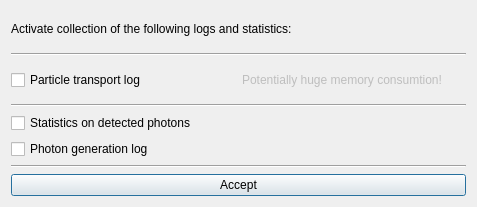
This is src/gui/MainWindowTools/alogconfigdialog.ui in andrmor/ANTS2 as Qt 5 draws it before an edit. The edited form follows.
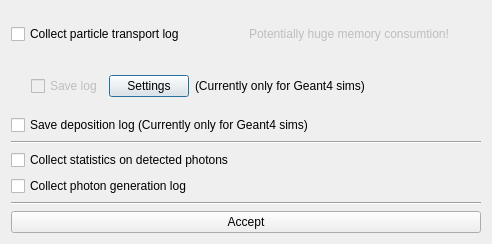
This is the edited form.

Commit message: add save to file for G4ants sim: transport and deposition logs

What changed in the file:
```diff
--- a/src/gui/MainWindowTools/alogconfigdialog.ui
+++ b/src/gui/MainWindowTools/alogconfigdialog.ui
@@ -6,8 +6,8 @@
    <rect>
     <x>0</x>
     <y>0</y>
-    <width>477</width>
-    <height>207</height>
+    <width>492</width>
+    <height>244</height>
    </rect>
   </property>
   <property name="windowTitle">
@@ -15,40 +15,100 @@
   </property>
   <layout class="QVBoxLayout" name="verticalLayout">
    <item>
-    <widget class="QLabel" name="label_2">
-     <property name="text">
-      <string>Activate collection of the following logs and statistics:</string>
+    <layout class="QVBoxLayout" name="verticalLayout_2">
+     <property name="topMargin">
+      <number>0</number>
      </property>
-    </widget>
-   </item>
-   <item>
-    <widget class="Line" name="line_2">
-     <property name="orientation">
-      <enum>Qt::Horizontal</enum>
-     </property>
-    </widget>
-   </item>
-   <item>
-    <layout class="QHBoxLayout" name="horizontalLayout">
      <item>
-      <widget class="QCheckBox" name="cbParticleTransport">
-       <property name="text">
-        <string>Particle transport log</string>
-       </property>
-      </widget>
+      <layout class="QHBoxLayout" name="horizontalLayout">
+       <item>
+        <widget class="QCheckBox" name="cbParticleTransport">
+         <property name="text">
+          <string>Collect particle transport log</string>
+         </property>
+        </widget>
+       </item>
+       <item>
+        <widget class="QLabel" name="label">
+         <property name="enabled">
+          <bool>false</bool>
+         </property>
+         <property name="text">
+          <string>Potentially huge memory consumtion!</string>
+         </property>
+        </widget>
+       </item>
+      </layout>
      </item>
      <item>
-      <widget class="QLabel" name="label">
-       <property name="enabled">
-        <bool>false</bool>
+      <layout class="QHBoxLayout" name="horizontalLayout_2">
+       <property name="topMargin">
+        <number>0</number>
        </property>
-       <property name="text">
-        <string>Potentially huge memory consumtion!</string>
-       </property>
-      </widget>
+       <item>
+        <spacer name="horizontalSpacer">
+         <property name="orientation">
+          <enum>Qt::Horizontal</enum>
+         </property>
+         <property name="sizeType">
+          <enum>QSizePolicy::Minimum</enum>
+         </property>
+         <property name="sizeHint" stdset="0">
+          <size>
+           <width>20</width>
+           <height>20</height>
+          </size>
+         </property>
+        </spacer>
+       </item>
+       <item>
+        <widget class="QCheckBox" name="cbSaveParticleLog">
+         <property name="enabled">
+          <bool>false</bool>
+         </property>
+         <property name="text">
+          <string>Save log</string>
+         </property>
+        </widget>
+       </item>
+       <item>
+        <widget class="QPushButton" name="pbDirSettings">
+         <property name="text">
+          <string>Settings</string>
+         </property>
+        </widget>
+       </item>
+       <item>
+        <widget class="QLabel" name="label_2">
+         <property name="text">
+          <string>(Currently only for Geant4 sims)</string>
+         </property>
+        </widget>
+       </item>
+       <item>
+        <spacer name="horizontalSpacer_2">
+         <property name="orientation">
+          <enum>Qt::Horizontal</enum>
+         </property>
+         <property name="sizeHint" stdset="0">
+          <size>
+           <width>60</width>
+           <height>20</height>
+          </size>
+         </property>
+        </spacer>
+       </item>
+      </layout>
      </item>
     </layout>
    </item>
+   <item>
+    <widget class="QCheckBox" name="cbSaveDepositionLog">
+     <property name="text">
+      <string>Save deposition log (Currently only for Geant4 sims)</string>
+     </property>
+    </widget>
+   </item>
    <item>
     <widget class="Line" name="line">
      <property name="orientation">
@@ -59,14 +119,14 @@
    <item>
     <widget class="QCheckBox" name="cbDetectionStatistics">
      <property name="text">
-      <string>Statistics on detected photons</string>
+      <string>Collect statistics on detected photons</string>
      </property>
     </widget>
    </item>
    <item>
     <widget class="QCheckBox" name="cbPhotonGeneration">
      <property name="text">
-      <string>Photon generation log</string>
+      <string>Collect photon generation log</string>
      </property>
     </widget>
    </item>
```
Left out of the diff: 24 changed lines with no effect on the pictures. The commit also changes 10 other files.
